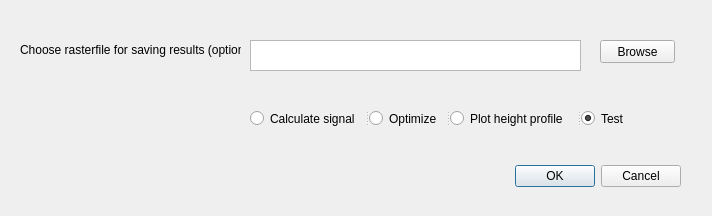
Qt form Hybriddekning_dialog_base.ui (hjelkrem/Hybriddekning) before a commit.
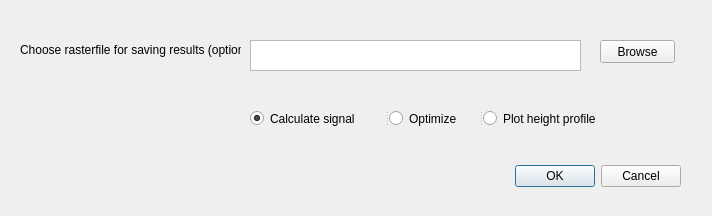
The same form after that commit.

Patch:
```diff
--- a/Hybriddekning_dialog_base.ui
+++ b/Hybriddekning_dialog_base.ui
@@ -81,25 +81,20 @@
     <property name="text">
      <string>Calculate signal</string>
     </property>
-   </widget>
-   <widget class="QRadioButton" name="radioButton_3">
-    <property name="text">
-     <string>Optimize</string>
-    </property>
-   </widget>
-   <widget class="QRadioButton" name="radioButton">
-    <property name="text">
-     <string>Plot height profile </string>
-    </property>
-   </widget>
-   <widget class="QRadioButton" name="rb_testCalcSignal">
-    <property name="text">
-     <string>Test</string>
-    </property>
     <property name="checked">
      <bool>true</bool>
     </property>
    </widget>
+   <widget class="QRadioButton" name="rb_optimize">
+    <property name="text">
+     <string>Optimize</string>
+    </property>
+   </widget>
+   <widget class="QRadioButton" name="rb_plotHeight">
+    <property name="text">
+     <string>Plot height profile </string>
+    </property>
+   </widget>
   </widget>
  </widget>
  <resources/>
```
Left out of the diff: 2 changed lines with no effect on the pictures.
